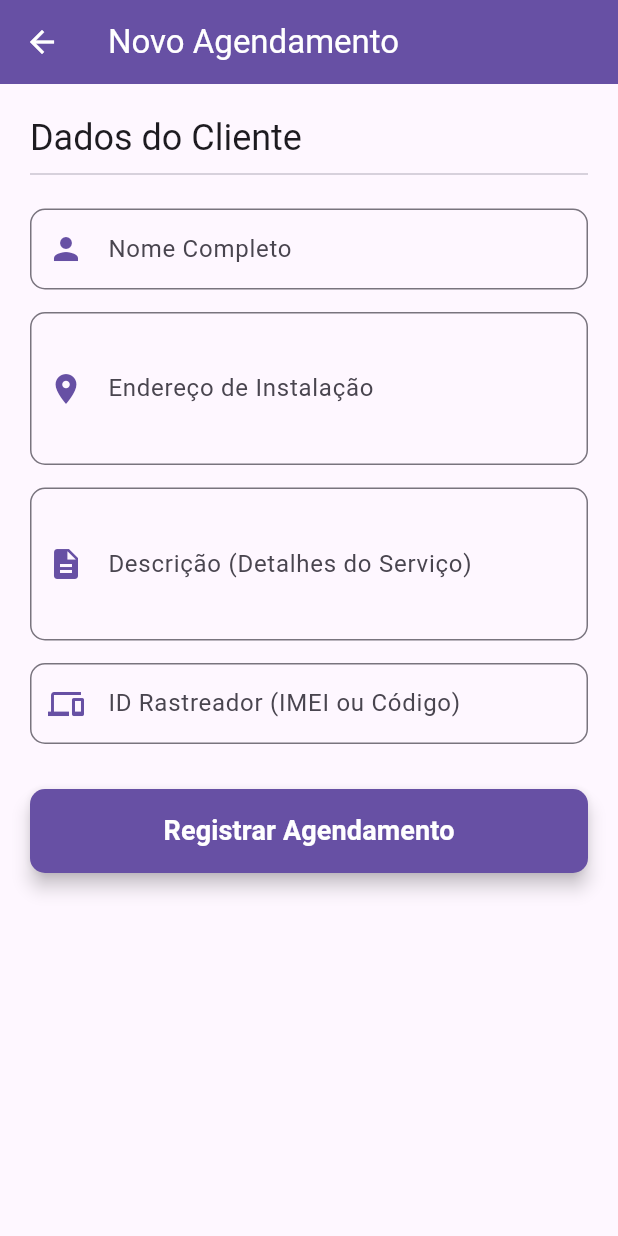
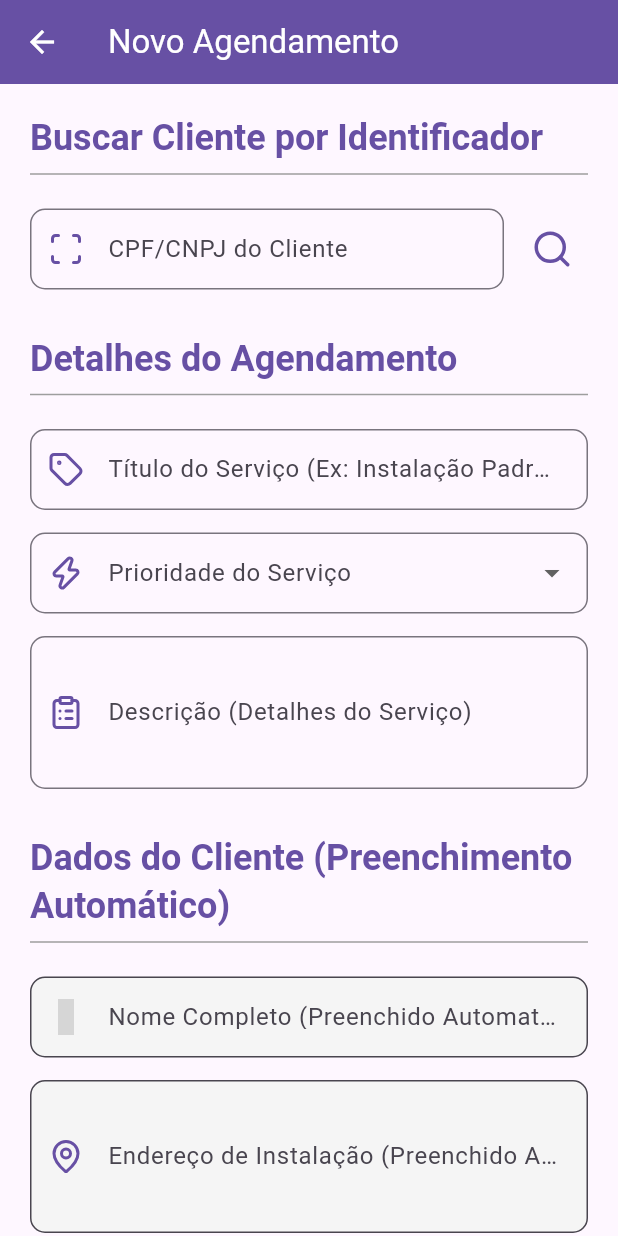
Before and after one commit to theuszinp/projetoagendamento, a Flutter app: the CreateTicketScreen screen opened directly with empty values, on a phone screen of 412 x 824 dp. Run offline on Flutter 3.47's test engine with Material 3 defaults, Android fonts, the phone set to English and light mode, and no system bars; our stand-ins replace firebase_core, lucide_icons_flutter; accounts and stored records are empty; grey boxes are pictures that could not be loaded.

Commit message:
feat: Correção de importação de ícones Lucide no Agendamento e adição do pacote

```diff
--- a/rastreador_app_flutter/lib/create_ticket_screen.dart
+++ b/rastreador_app_flutter/lib/create_ticket_screen.dart
@@ -1,6 +1,8 @@
 import 'dart:convert';
 import 'package:flutter/material.dart';
 import 'package:http/http.dart' as http;
+// CORREÇÃO FINALIZADA: Importando o pacote conforme definido no pubspec.yaml
+import 'package:lucide_icons_flutter/lucide_icons.dart';
 
 // Substitua pelo seu BASE_URL
 const String API_BASE_URL = 'https://projetoagendamento-n20v.onrender.com';
@@ -22,26 +24,95 @@ class _CreateTicketScreenState extends State<CreateTicketScreen> {
   // Chave para validação do formulário
   final _formKey = GlobalKey<FormState>();
 
+  // Variáveis CRÍTICAS para a API
+  int? _clientId; // ID numérico retornado pela busca (OBRIGATÓRIO para a API)
+  String? _selectedPriority; // Prioridade do serviço (OBRIGATÓRIO para a API)
+
   // Controladores
+  final TextEditingController _titleController = TextEditingController();
   final TextEditingController _customerNameController = TextEditingController();
   final TextEditingController _addressController = TextEditingController();
   final TextEditingController _descriptionController = TextEditingController();
-  final TextEditingController _trackerIdController = TextEditingController();
+  final TextEditingController _identifierController = TextEditingController(); // Usado para busca (CPF/CNPJ)
 
   bool _isLoading = false;
+  bool _isSearching = false;
+
+  final List<String> _priorities = ['Baixa', 'Média', 'Alta'];
 
   @override
   void dispose() {
+    _titleController.dispose();
     _customerNameController.dispose();
     _addressController.dispose();
     _descriptionController.dispose();
-    _trackerIdController.dispose();
+    _identifierController.dispose();
     super.dispose();
   }
 
+  // ===========================================
+  // 1. Lógica de Busca de Cliente (/clients/search)
+  // ===========================================
+  Future<void> _searchClient() async {
+    final identifier = _identifierController.text.trim();
+    if (identifier.isEmpty) {
+      _showSnackBar('Obrigatório informar CPF/CNPJ para buscar.', Colors.orange);
+      return;
+    }
+
+    setState(() {
+      _isSearching = true;
+      _clientId = null; // Reseta o ID do cliente
+      _customerNameController.clear();
+      _addressController.clear();
+    });
+
+    try {
+      final url = Uri.parse('$API_BASE_URL/clients/search?identifier=$identifier');
+      final response = await http.get(url).timeout(const Duration(seconds: 10));
+
+      if (response.statusCode == 200) {
+        final data = jsonDecode(response.body);
+
+        setState(() {
+          // 🚨 CRÍTICO: Armazena o ID para o POST /ticket
+          _clientId = data['id'];
+          _customerNameController.text = data['name'] ?? 'Cliente sem nome';
+          _addressController.text = data['address'] ?? 'Endereço não fornecido';
+        });
+        _showSnackBar('✅ Cliente encontrado com sucesso!', Colors.green);
+      } else {
+        // Se o cliente não for encontrado (404), limpa os campos para evitar confusão.
+        _customerNameController.clear();
+        _addressController.clear();
+        _showSnackBar('⚠️ Cliente não encontrado ou erro na busca.', Colors.red);
+      }
+    } catch (e) {
+      _showSnackBar('❌ Erro de conexão ao buscar cliente.', Colors.deepOrange);
+      print('Erro ao buscar cliente: $e');
+    } finally {
+      setState(() {
+        _isSearching = false;
+      });
+    }
+  }
+
+  // ===========================================
+  // 2. Lógica de Envio de Ticket (POST /ticket)
+  // ===========================================
   Future<void> _submitTicket() async {
-    // 1. Validação do formulário
+    // 1. Validação do formulário Flutter
     if (!_formKey.currentState!.validate()) {
+      return;
+    }
+
+    // 2. Validação dos IDs e Prioridade
+    if (_clientId == null) {
+      _showSnackBar('⚠️ Por favor, busque e selecione um cliente válido primeiro.', Colors.red);
+      return;
+    }
+    if (_selectedPriority == null) {
+      _showSnackBar('⚠️ A prioridade do agendamento é obrigatória.', Colors.red);
       return;
     }
 
@@ -50,65 +121,33 @@ class _CreateTicketScreenState extends State<CreateTicketScreen> {
     });
 
     try {
+      // 🚨 CRÍTICO: Ajusta o corpo para corresponder aos campos OBRIGATÓRIOS do server.js
+      final body = {
+        'title': _titleController.text.trim(),
+        'description': _descriptionController.text.trim(),
+        'priority': _selectedPriority,
+        'requestedBy': widget.requestedByUserId, // ID do Vendedor logado
+        'clientId': _clientId, // ID numérico do cliente
+      };
+
       final response = await http.post(
-        Uri.parse('$API_BASE_URL/tickets'),
+        Uri.parse('$API_BASE_URL/ticket'),
         headers: {'Content-Type': 'application/json'},
-        body: jsonEncode({
-          // Campos obrigatórios
-          'customer_name': _customerNameController.text.trim(),
-          'customer_address': _addressController.text.trim(),
-          'description': _descriptionController.text.trim(),
-          'requested_by': widget.requestedByUserId, // ID do usuário logado (Vendedor)
-
-          // Campos opcionais
-          'tracker_id': _trackerIdController.text.trim().isEmpty
-                        ? null
-                        : _trackerIdController.text.trim(),
-          'assigned_to': null, // O Admin fará a atribuição depois
-        }),
+        body: jsonEncode(body),
       ).timeout(const Duration(seconds: 15));
 
       if (response.statusCode == 201) {
-        // Sucesso: Limpa o formulário e mostra mensagem
         _formKey.currentState!.reset();
-        _customerNameController.clear();
-        _addressController.clear();
-        _descriptionController.clear();
-        _trackerIdController.clear();
-
-        if (mounted) {
-          ScaffoldMessenger.of(context).showSnackBar(
-            const SnackBar(
-              content: Text('✅ Agendamento criado com sucesso!'),
-              backgroundColor: Colors.green,
-            ),
-          );
-          // Opcional: Navegar de volta para a lista (futura)
-        }
+        _clearForm();
+        _showSnackBar('✅ Agendamento criado com sucesso! Pendente de aprovação do Admin.', Colors.green);
       } else {
-        // Erro retornado pela API
         final errorData = jsonDecode(response.body);
         String message = errorData['error'] ?? 'Falha ao criar agendamento.';
-
-        if (mounted) {
-          ScaffoldMessenger.of(context).showSnackBar(
-            SnackBar(
-              content: Text('⚠️ Erro: $message'),
-              backgroundColor: Colors.red,
-            ),
-          );
-        }
+        _showSnackBar('⚠️ Erro: $message', Colors.red);
       }
     } catch (e) {
-      // Erro de rede/conexão
-      if (mounted) {
-        ScaffoldMessenger.of(context).showSnackBar(
-          const SnackBar(
-            content: Text('❌ Erro de conexão. Verifique a API/Internet.'),
-            backgroundColor: Colors.deepOrange,
-          ),
-        );
-      }
+      _showSnackBar('❌ Erro de conexão. Verifique a API/Internet.', Colors.deepOrange);
+      print('Erro ao enviar ticket: $e');
     } finally {
       if (mounted) {
         setState(() {
@@ -118,12 +157,39 @@ class _CreateTicketScreenState extends State<CreateTicketScreen> {
     }
   }
 
+  // Helper para limpar formulário e IDs
+  void _clearForm() {
+    setState(() {
+      _clientId = null;
+      _selectedPriority = null;
+    });
+    _titleController.clear();
+    _customerNameController.clear();
+    _addressController.clear();
+    _descriptionController.clear();
+    _identifierController.clear();
+  }
+
+  // Helper para SnackBar
+  void _showSnackBar(String message, Color color) {
+    if (mounted) {
+      ScaffoldMessenger.of(context).showSnackBar(
+        SnackBar(
+          content: Text(message),
+          backgroundColor: color,
+        ),
+      );
+    }
+  }
+
   @override
   Widget build(BuildContext context) {
+    final theme = Theme.of(context);
+
     return Scaffold(
       appBar: AppBar(
         title: const Text('Novo Agendamento'),
-        backgroundColor: Theme.of(context).primaryColor,
+        backgroundColor: theme.primaryColor,
         foregroundColor: Colors.white,
       ),
       body: SingleChildScrollView(
@@ -133,38 +199,84 @@ class _CreateTicketScreenState extends State<CreateTicketScreen> {
           child: Column(
             crossAxisAlignment: CrossAxisAlignment.stretch,
             children: <Widget>[
-              // ... Campos de Formulário (Mantidos como no código anterior) ...
-
-              // Título
+              // --- 1. SEÇÃO DE BUSCA (CRÍTICA) ---
               Text(
-                'Dados do Cliente',
-                style: Theme.of(context).textTheme.headlineSmall,
+                'Buscar Cliente por Identificador',
+                style: theme.textTheme.headlineSmall?.copyWith(fontWeight: FontWeight.bold, color: theme.primaryColor),
               ),
-              const Divider(),
+              const Divider(color: Colors.grey),
               const SizedBox(height: 15),
 
-              // Campo Nome do Cliente
+              Row(
+                children: [
+                  Expanded(
+                    child: TextFormField(
+                      controller: _identifierController,
+                      keyboardType: TextInputType.text,
+                      decoration: _buildInputDecoration('CPF/CNPJ do Cliente', LucideIcons.scan),
+                      validator: (value) {
+                        if (value == null || value.isEmpty) {
+                          return 'O CPF/CNPJ é obrigatório para busca.';
+                        }
+                        return null;
+                      },
+                    ),
+                  ),
+                  const SizedBox(width: 8),
+                  // Botão de Busca
+                  _isSearching
+                      ? const SizedBox(
+                          width: 48,
+                          height: 48,
+                          child: Center(child: CircularProgressIndicator()))
+                      : IconButton(
+                          icon: Icon(LucideIcons.search, size: 28, color: theme.primaryColor),
+                          onPressed: _searchClient,
+                          tooltip: 'Buscar Cliente',
+                        ),
+                ],
+              ),
+              const SizedBox(height: 30),
+
+              // --- 2. DADOS DO TICKET ---
+              Text(
+                'Detalhes do Agendamento',
+                style: theme.textTheme.headlineSmall?.copyWith(fontWeight: FontWeight.bold, color: theme.primaryColor),
+              ),
+              const Divider(color: Colors.grey),
+              const SizedBox(height: 15),
+
+              // Campo Título (OBRIGATÓRIO)
               TextFormField(
-                controller: _customerNameController,
-                decoration: _buildInputDecoration('Nome Completo', Icons.person),
+                controller: _titleController,
+                decoration: _buildInputDecoration('Título do Serviço (Ex: Instalação Padrão)', LucideIcons.tag),
                 validator: (value) {
                   if (value == null || value.isEmpty) {
-                    return 'O nome do cliente é obrigatório.';
+                    return 'O título é obrigatório.';
                   }
                   return null;
                 },
               ),
               const SizedBox(height: 15),
 
-              // Campo Endereço
-              TextFormField(
-                controller: _addressController,
-                maxLines: 3,
-                keyboardType: TextInputType.streetAddress,
-                decoration: _buildInputDecoration('Endereço de Instalação', Icons.location_on),
+              // Dropdown de Prioridade (OBRIGATÓRIO)
+              DropdownButtonFormField<String>(
+                decoration: _buildInputDecoration('Prioridade do Serviço', LucideIcons.zap),
+                value: _selectedPriority,
+                items: _priorities.map((String priority) {
+                  return DropdownMenuItem<String>(
+                    value: priority,
+                    child: Text(priority),
+                  );
+                }).toList(),
+                onChanged: (String? newValue) {
+                  setState(() {
+                    _selectedPriority = newValue;
+                  });
+                },
                 validator: (value) {
                   if (value == null || value.isEmpty) {
-                    return 'O endereço é obrigatório.';
+                    return 'Selecione a prioridade.';
                   }
                   return null;
                 },
@@ -175,23 +287,59 @@ class _CreateTicketScreenState extends State<CreateTicketScreen> {
               TextFormField(
                 controller: _descriptionController,
                 maxLines: 3,
-                decoration: _buildInputDecoration('Descrição (Detalhes do Serviço)', Icons.description),
+                decoration: _buildInputDecoration('Descrição (Detalhes do Serviço)', LucideIcons.clipboardList),
+                validator: (value) {
+                  if (value == null || value.isEmpty) {
+                    return 'A descrição é obrigatória.';
+                  }
+                  return null;
+                },
+              ),
+              const SizedBox(height: 30),
+
+              // --- 3. DADOS DO CLIENTE PREENCHIDOS PELA BUSCA ---
+              Text(
+                'Dados do Cliente (Preenchimento Automático)',
+                style: theme.textTheme.headlineSmall?.copyWith(fontWeight: FontWeight.bold, color: theme.primaryColor),
+              ),
+              const Divider(color: Colors.grey),
+              const SizedBox(height: 15),
+
+              // Campo Nome do Cliente (ReadOnly)
+              TextFormField(
+                controller: _customerNameController,
+                readOnly: true, // Deve ser preenchido pela busca
+                decoration: _buildInputDecoration('Nome Completo (Preenchido Automaticamente)', LucideIcons.person).copyWith(
+                  filled: true,
+                  fillColor: Colors.grey[100],
+                ),
+                validator: (value) {
+                  if (_clientId == null) {
+                    return 'Busque um cliente válido antes de registrar.';
+                  }
+                  return null;
+                },
               ),
               const SizedBox(height: 15),
 
-              // Campo ID Rastreador (Opcional)
+              // Campo Endereço (ReadOnly)
               TextFormField(
-                controller: _trackerIdController,
-                keyboardType: TextInputType.text,
-                decoration: _buildInputDecoration('ID Rastreador (IMEI ou Código)', Icons.devices),
+                controller: _addressController,
+                readOnly: true, // Deve ser preenchido pela busca
+                maxLines: 3,
+                keyboardType: TextInputType.streetAddress,
+                decoration: _buildInputDecoration('Endereço de Instalação (Preenchido Automaticamente)', LucideIcons.mapPin).copyWith(
+                  filled: true,
+                  fillColor: Colors.grey[100],
+                ),
               ),
               const SizedBox(height: 30),
 
-              // Botão de Envio (Com Loading Integrado)
+              // Botão de Envio
               ElevatedButton(
-                onPressed: _isLoading ? null : _submitTicket,
+                onPressed: (_isLoading || _isSearching) ? null : _submitTicket,
                 style: ElevatedButton.styleFrom(
-                  backgroundColor: Theme.of(context).primaryColor,
+                  backgroundColor: theme.primaryColor,
                   foregroundColor: Colors.white,
                   padding: const EdgeInsets.symmetric(vertical: 15),
                   shape: RoundedRectangleBorder(borderRadius: BorderRadius.circular(10)),
--- a/rastreador_app_flutter/pubspec.yaml
+++ b/rastreador_app_flutter/pubspec.yaml
@@ -45,6 +45,9 @@ dependencies:
   # The following adds the Cupertino Icons font to your application.
   # Use with the CupertinoIcons class for iOS style icons.
   cupertino_icons: ^1.0.8
+
+  # PACOTE ADICIONADO PARA OS ÍCONES LUCIDE
+  lucide_icons_flutter: ^1.0.0
 
 dev_dependencies:
   flutter_test:
```
Also changed, not shown: rastreador_app_flutter/pubspec.lock.
